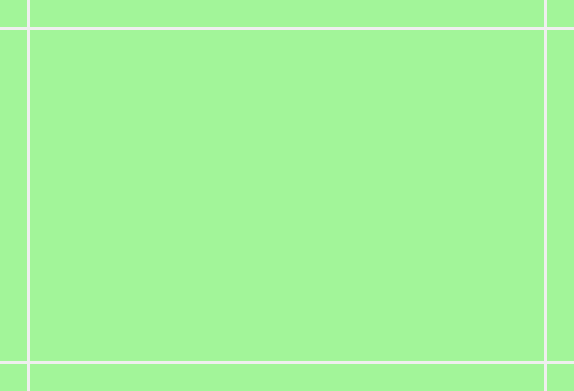
Above: main.ui from warvariuc/viewshow before the change. Below: the same form after it.
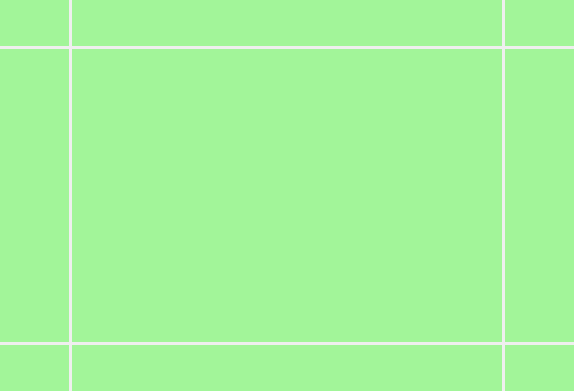
That is the form after the change.

Diff of the .ui file:
```diff
--- a/main.ui
+++ b/main.ui
@@ -13,7 +13,7 @@
   <property name="windowTitle">
    <string>ViewShow</string>
   </property>
-  <layout class="QGridLayout" name="gridLayout">
+  <layout class="QGridLayout" name="gridLayout" rowstretch="1,6,1" columnstretch="1,6,1">
    <property name="margin">
     <number>0</number>
    </property>
@@ -23,7 +23,7 @@
    <item row="0" column="0">
     <widget class="QWidget" name="topLeftGrip" native="true">
      <property name="sizePolicy">
-      <sizepolicy hsizetype="Fixed" vsizetype="Fixed">
+      <sizepolicy hsizetype="MinimumExpanding" vsizetype="MinimumExpanding">
        <horstretch>0</horstretch>
        <verstretch>0</verstretch>
       </sizepolicy>
@@ -35,16 +35,21 @@
       </size>
      </property>
      <property name="styleSheet">
-      <string notr="true">background-color: rgba(32, 255, 8, 95);
-margin-bottom: 3px;
-margin-right: 3px;</string>
+      <string notr="true">QWidget {
+	background-color: rgba(32, 255, 8, 95);
+	margin-bottom: 3px;
+	margin-right: 3px;
+}
+QWidget:hover {
+	background-color: rgba(32, 8, 255, 95);
+}</string>
      </property>
     </widget>
    </item>
    <item row="0" column="1">
     <widget class="QWidget" name="topGrip" native="true">
      <property name="sizePolicy">
-      <sizepolicy hsizetype="Expanding" vsizetype="Fixed">
+      <sizepolicy hsizetype="Expanding" vsizetype="MinimumExpanding">
        <horstretch>0</horstretch>
        <verstretch>0</verstretch>
       </sizepolicy>
@@ -69,7 +74,7 @@
    <item row="0" column="2">
     <widget class="QWidget" name="topRightGrip" native="true">
      <property name="sizePolicy">
-      <sizepolicy hsizetype="Fixed" vsizetype="Fixed">
+      <sizepolicy hsizetype="MinimumExpanding" vsizetype="MinimumExpanding">
        <horstretch>0</horstretch>
        <verstretch>0</verstretch>
       </sizepolicy>
@@ -81,17 +86,21 @@
       </size>
      </property>
      <property name="styleSheet">
-      <string notr="true">background-color: rgba(32, 255, 8, 95);
-margin-bottom: 3px;
-margin-left: 3px;
-</string>
+      <string notr="true">QWidget {
+	background-color: rgba(32, 255, 8, 95);
+	margin-bottom: 3px;
+	margin-left: 3px;
+}
+QWidget:hover {
+	background-color: rgba(32, 8, 255, 95);
+}</string>
      </property>
     </widget>
    </item>
    <item row="1" column="0">
     <widget class="QWidget" name="leftGrip" native="true">
      <property name="sizePolicy">
-      <sizepolicy hsizetype="Fixed" vsizetype="Expanding">
+      <sizepolicy hsizetype="MinimumExpanding" vsizetype="Expanding">
        <horstretch>0</horstretch>
        <verstretch>0</verstretch>
       </sizepolicy>
@@ -103,9 +112,13 @@
       </size>
      </property>
      <property name="styleSheet">
-      <string notr="true">background-color: rgba(32, 255, 8, 95);
-margin-right: 3px;
-</string>
+      <string notr="true">QWidget {
+	background-color: rgba(32, 255, 8, 95);
+	margin-right: 3px;
+}
+QWidget:hover {
+	background-color: rgba(32, 8, 255, 95);
+}</string>
      </property>
     </widget>
    </item>
@@ -134,7 +147,7 @@
    <item row="1" column="2">
     <widget class="QWidget" name="rightGrip" native="true">
      <property name="sizePolicy">
-      <sizepolicy hsizetype="Fixed" vsizetype="Expanding">
+      <sizepolicy hsizetype="MinimumExpanding" vsizetype="Expanding">
        <horstretch>0</horstretch>
        <verstretch>0</verstretch>
       </sizepolicy>
@@ -146,15 +159,20 @@
       </size>
      </property>
      <property name="styleSheet">
-      <string notr="true">background-color: rgba(32, 255, 8, 95);
-margin-left: 3px;</string>
+      <string notr="true">QWidget {
+	background-color: rgba(32, 255, 8, 95);
+	margin-left: 3px;
+}
+QWidget:hover {
+	background-color: rgba(32, 8, 255, 95);
+}</string>
      </property>
     </widget>
    </item>
    <item row="2" column="0">
     <widget class="QWidget" name="bottomLeftGrip" native="true">
      <property name="sizePolicy">
-      <sizepolicy hsizetype="Fixed" vsizetype="Fixed">
+      <sizepolicy hsizetype="MinimumExpanding" vsizetype="MinimumExpanding">
        <horstretch>0</horstretch>
        <verstretch>0</verstretch>
       </sizepolicy>
@@ -166,16 +184,21 @@
       </size>
      </property>
      <property name="styleSheet">
-      <string notr="true">background-color: rgba(32, 255, 8, 95);
-margin-top: 3px;
-margin-right: 3px;</string>
+      <string notr="true">QWidget {
+	background-color: rgba(32, 255, 8, 95);
+	margin-top: 3px;
+	margin-right: 3px;
+}
+QWidget:hover {
+	background-color: rgba(32, 8, 255, 95);
+}</string>
      </property>
     </widget>
    </item>
    <item row="2" column="1">
     <widget class="QWidget" name="bottomGrip" native="true">
      <property name="sizePolicy">
-      <sizepolicy hsizetype="Expanding" vsizetype="Fixed">
+      <sizepolicy hsizetype="Expanding" vsizetype="MinimumExpanding">
        <horstretch>0</horstretch>
        <verstretch>0</verstretch>
       </sizepolicy>
@@ -187,16 +210,20 @@
       </size>
      </property>
      <property name="styleSheet">
-      <string notr="true">background-color: rgba(32, 255, 8, 95);
-margin-top: 3px;
-</string>
+      <string notr="true">QWidget {
+	background-color: rgba(32, 255, 8, 95);
+	margin-top: 3px;
+}
+QWidget:hover {
+	background-color: rgba(32, 8, 255, 95);
+}</string>
      </property>
     </widget>
    </item>
    <item row="2" column="2">
     <widget class="QWidget" name="bottomRightGrip" native="true">
      <property name="sizePolicy">
-      <sizepolicy hsizetype="Fixed" vsizetype="Fixed">
+      <sizepolicy hsizetype="MinimumExpanding" vsizetype="MinimumExpanding">
        <horstretch>0</horstretch>
        <verstretch>0</verstretch>
       </sizepolicy>
@@ -208,10 +235,14 @@
       </size>
      </property>
      <property name="styleSheet">
-      <string notr="true">background-color: rgba(32, 255, 8, 95);
-margin-top: 3px;
-margin-left: 3px;
-</string>
+      <string notr="true">QWidget {
+	background-color: rgba(32, 255, 8, 95);
+	margin-top: 3px;
+	margin-left: 3px;
+}
+QWidget:hover {
+	background-color: rgba(32, 8, 255, 95);
+}</string>
      </property>
     </widget>
    </item>
```
Left out of the diff: 2 changed lines with no effect on the pictures.
